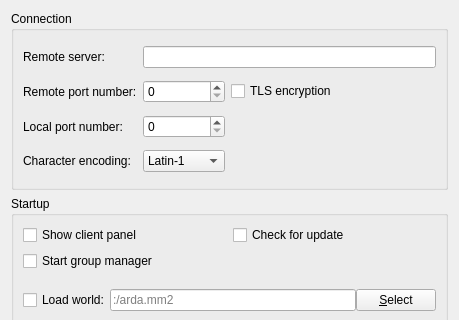
Before: the Qt Designer form src/preferences/generalpage.ui in MUME/MMapper, drawn with Qt 5; both pictures show x 0 to 459 and y 0 to 320 of the 459 by 651 pixel window.
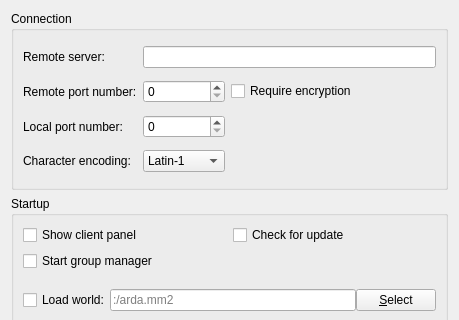
After: the same form once the commit is applied.

The edit to the form file:
```diff
--- a/src/preferences/generalpage.ui
+++ b/src/preferences/generalpage.ui
@@ -88,7 +88,7 @@
          <string>Encrypt your connection to MUME using TLS</string>
         </property>
         <property name="text">
-         <string>TLS encryption</string>
+         <string>Require encryption</string>
         </property>
        </widget>
       </item>
```
Left out of the diff: 6 changed lines with no effect on the pictures.
